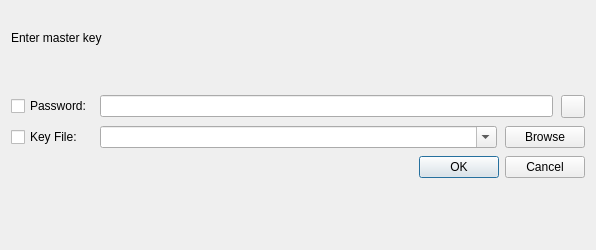
The window that src/gui/DatabaseOpenWidget.ui (keepassxreboot/keepassxc) describes before a commit, drawn with Qt 5.
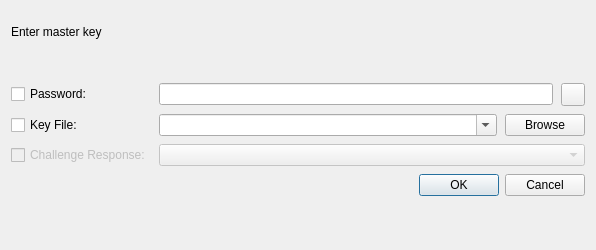
The same window after the commit. Custom widgets are drawn as their Qt base class.

Commit message:
gui: Add YubiKey support to widgets
* Add YubiKey support to the GUI widgets.

What changed in the file:
```diff
--- a/src/gui/DatabaseOpenWidget.ui
+++ b/src/gui/DatabaseOpenWidget.ui
@@ -111,6 +111,23 @@
        </item>
       </layout>
      </item>
+     <item row="2" column="0">
+      <widget class="QCheckBox" name="checkChallengeResponse">
+       <property name="enabled">
+        <bool>false</bool>
+       </property>
+       <property name="text">
+        <string>Challenge Response:</string>
+       </property>
+      </widget>
+     </item>
+     <item row="2" column="1">
+      <widget class="QComboBox" name="comboChallengeResponse">
+       <property name="enabled">
+        <bool>false</bool>
+       </property>
+      </widget>
+     </item>
     </layout>
    </item>
    <item>
```
The commit also changes 5 other files.
